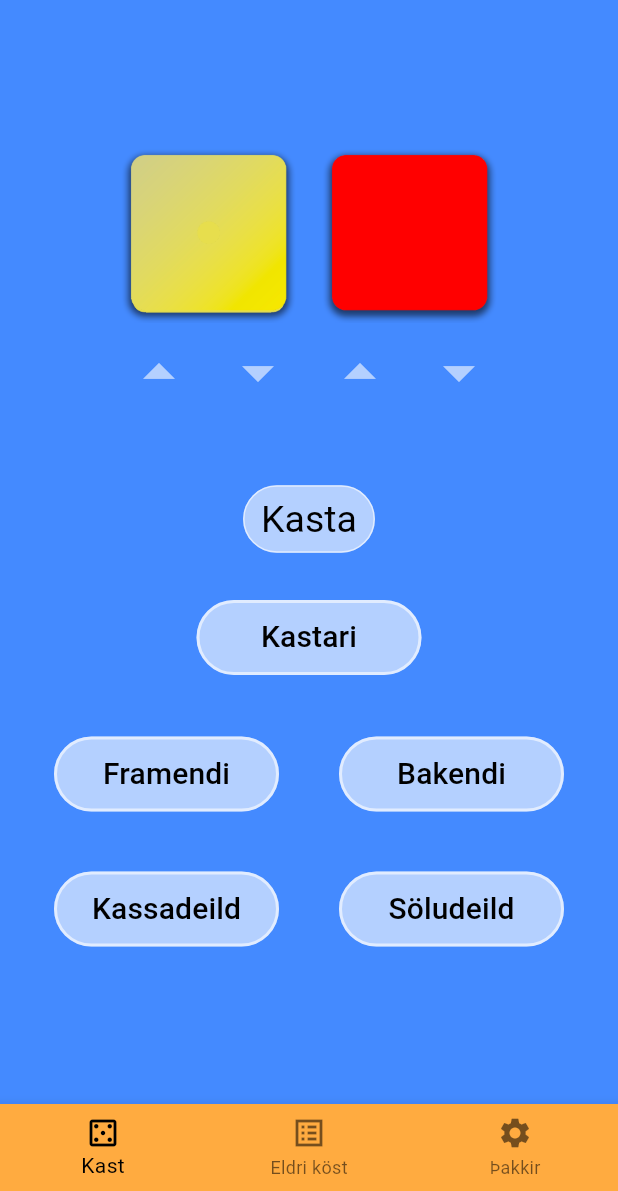
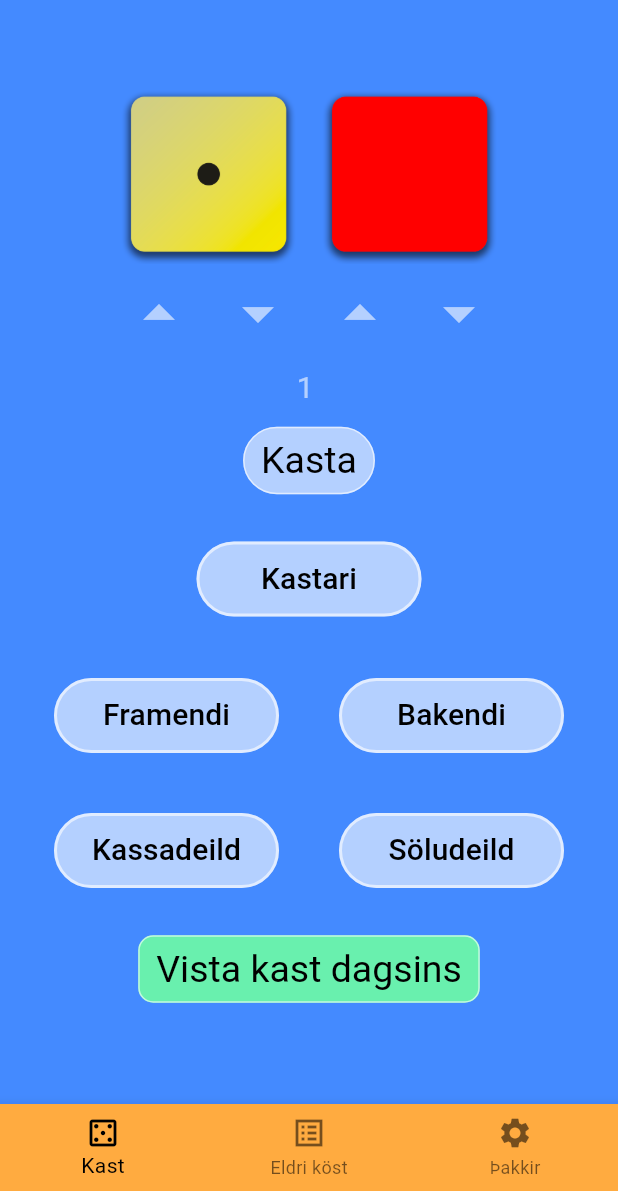
Before and after one commit to TomasGudna/lokaverkntv, a Flutter app: the screen it shows after launch, after a tap on the "arrow drop up" icon, on a phone screen of 412 x 824 dp, the part 45-1236 px from its top. Run offline on Flutter 3.47's test engine with Material 3 defaults, Android fonts, the phone set to English and light mode, and no system bars; our stand-ins replace sqflite; accounts and stored records are empty.

Commit message:
update
aaaaaaaaaaa

```diff
--- a/lib/classes/classes.dart
+++ b/lib/classes/classes.dart
@@ -6,8 +6,6 @@ class DiceRollerObject {
   int? bluedice;
   int? greendice;
   String? nidurstada;
-
-
 }
 
 class VitniObject {
--- a/lib/save_container/container.dart
+++ b/lib/save_container/container.dart
@@ -2,7 +2,6 @@ import 'package:flutter/material.dart';
 import 'package:lokaverk/classes/classes.dart';
 import '../throwing/dice_roller.dart';
 import '../Vitni/Vitni.dart';
-
 
 class Save extends StatefulWidget {
   const Save({Key? key}) : super(key: key);
@@ -10,8 +9,6 @@ class Save extends StatefulWidget {
   @override
   _SaveState createState() => _SaveState();
 }
-
-
 
 class _SaveState extends State<Save> {
   int? yellowThrow;
@@ -25,38 +22,52 @@ class _SaveState extends State<Save> {
   String? kassaVitni;
   String? nidurstada;
 
-
   void updateDiceState(DiceRollerObject diceRoller) {
     setState(() {
-      yellowThrow = diceRoller?.yellowDiceRoll;
-      redThrow = diceRoller?.redDiceRoll;
-      greenThrow = diceRoller?.greendice;
-      blueThrow = diceRoller?.bluedice;
-      nidurstada = diceRoller?.nidurstada;
+      yellowThrow = diceRoller.yellowDiceRoll;
+      redThrow = diceRoller.redDiceRoll;
+      greenThrow = diceRoller.greendice;
+      blueThrow = diceRoller.bluedice;
+      nidurstada = diceRoller.nidurstada;
     });
-
   }
 
   void updateVitniState(VitniObject vitniSelect) {
     setState(() {
-      kastari = vitniSelect?.kastari;
-      framVitni = vitniSelect?.framendiVitni;
-      bakVitni = vitniSelect?.bakendiVitni;
-      soluVitni = vitniSelect?.soludeildVitni;
-      kassaVitni = vitniSelect?.kassadeildVitni;
+      kastari = vitniSelect.kastari;
+      framVitni = vitniSelect.framendiVitni;
+      bakVitni = vitniSelect.bakendiVitni;
+      soluVitni = vitniSelect.soludeildVitni;
+      kassaVitni = vitniSelect.kassadeildVitni;
     });
   }
-
-
-
 
   @override
   Widget build(BuildContext context) {
     return SingleChildScrollView(
       child: Column(
         children: [
-          DiceRoller(updateParentState: (DiceRollerObject ) {  },),
+          DiceRoller(updateParentState: updateDiceState),
           Vitni(updateParentState: updateVitniState),
+          SizedBox(height: 10),
+          TextButton(
+            onPressed: () {},
+            style: TextButton.styleFrom(
+                foregroundColor: Colors.white60,
+                textStyle: const TextStyle(
+                  fontSize: 25,
+                ),
+                shape: RoundedRectangleBorder(
+                  borderRadius: BorderRadius.circular(10),
+                  side: const BorderSide(color: Colors.white60),
+                ),
+                backgroundColor: Colors.greenAccent),
+            child: const Text(
+              "Vista kast dagsins",
+              style: TextStyle(color: Colors.black),
+            ),
+          ),
+          SizedBox(height: 20),
         ],
       ),
     );
--- a/lib/throwing/dice_roller.dart
+++ b/lib/throwing/dice_roller.dart
@@ -18,25 +18,49 @@ class DiceRoller extends StatefulWidget {
 }
 
 class _DiceRollerState extends State<DiceRoller> {
-  DiceRollerObject? diceRollerObject;
+  DiceRollerObject diceRollerObject = new DiceRollerObject();
+  int yellowRedSum = 0;
+  String yellowRedNidurstada = '';
+  String greenBlueNidurstada = '';
+
+
+  /*
+  void getNidurstada() {
+    yellowRedSum == 2 || yellowRedSum == 12
+        ? '$yellowRedSum (${DiceLogic.nidurstodur(diceRollerObject.yellowDiceRoll ?? 0, diceRollerObject.redDiceRoll ?? 0)}) (${blueGreenResult})'
+        : '${yellowRedSum != 0 ? yellowRedSum : ''} ${diceRollerObject.yellowDiceRoll != null && diceRollerObject.redDiceRoll != null ? DiceLogic.nidurstodur(diceRollerObject.yellowDiceRoll ?? 0, diceRollerObject.redDiceRoll ?? 0) : ''}',
+  }
+
+   */
+
+
 
 
   void rollDice() {
+      if ((diceRollerObject.yellowDiceRoll ?? 0) + (diceRollerObject.redDiceRoll ?? 0) == 2 ||
+          (diceRollerObject.yellowDiceRoll ?? 0) + (diceRollerObject.redDiceRoll ?? 0) == 12) {
+        // green and blue dice roll
+        diceRollerObject.greendice = randomizer.nextInt(6) + 1;
+        diceRollerObject.bluedice = randomizer.nextInt(6) + 1;
+        greenBlueNidurstada = DiceLogic.newDiceLogic(diceRollerObject.greendice ?? 0, diceRollerObject.bluedice ?? 0);
+      } else {
+        // yellow and red dice roll
+        diceRollerObject.yellowDiceRoll = randomizer.nextInt(6) + 1;
+        diceRollerObject.redDiceRoll = randomizer.nextInt(6) + 1;
+        yellowRedSum = (diceRollerObject.yellowDiceRoll ?? 0) + (diceRollerObject.redDiceRoll ?? 0);
+        yellowRedNidurstada = DiceLogic.nidurstodur(diceRollerObject.yellowDiceRoll ?? 0, diceRollerObject.redDiceRoll ?? 0);
+      }
+/*
     setState(() {
-      if ((diceRollerObject?.yellowDiceRoll ?? 0) + (diceRollerObject?.redDiceRoll ?? 0) == 2 ||
-          (diceRollerObject?.yellowDiceRoll ?? 0) + (diceRollerObject?.redDiceRoll ?? 0) == 12) {
-        diceRollerObject?.greendice = randomizer.nextInt(6) + 1;
-        diceRollerObject?.bluedice = randomizer.nextInt(6) + 1;
-      } else {
-        diceRollerObject?.yellowDiceRoll = randomizer.nextInt(6) + 1;
-        diceRollerObject?.redDiceRoll = randomizer.nextInt(6) + 1;
-      }
+      diceRollerObject = diceRollerObject;
+      yellowRedSum = yellowRedSum;
     });
 
-    setState(() {
+ */
 
-    });
-    widget.updateParentState(diceRollerObject!);
+      diceRollerObject.nidurstada = yellowRedNidurstada + greenBlueNidurstada;
+      widget.updateParentState(diceRollerObject);
+
   }
 
 
@@ -44,15 +68,15 @@ class _DiceRollerState extends State<DiceRoller> {
 
   @override
   Widget build(BuildContext context) {
-    final yellowRedSum = (diceRollerObject?.yellowDiceRoll ?? 0) + (diceRollerObject?.redDiceRoll ?? 0);
+    final yellowRedSum = (diceRollerObject.yellowDiceRoll ?? 0) + (diceRollerObject.redDiceRoll ?? 0);
     String blueGreenResult = "";
 
     if (yellowRedSum == 2 || yellowRedSum == 12) {
-      blueGreenResult = DiceLogic.newDiceLogic(diceRollerObject?.bluedice ?? 0, diceRollerObject?.greendice ?? 0);
+      blueGreenResult = DiceLogic.newDiceLogic(diceRollerObject.bluedice ?? 0, diceRollerObject.greendice ?? 0);
     }
 
-    bool yellowRedDoubles = diceRollerObject?.yellowDiceRoll != null && diceRollerObject?.redDiceRoll != null && diceRollerObject?.yellowDiceRoll == diceRollerObject?.redDiceRoll;
-    bool blueGreenDoubles = diceRollerObject?.bluedice != null && diceRollerObject?.greendice != null && diceRollerObject?.bluedice == diceRollerObject?.greendice;
+    bool yellowRedDoubles = diceRollerObject.yellowDiceRoll != null && diceRollerObject.redDiceRoll != null && diceRollerObject.yellowDiceRoll == diceRollerObject.redDiceRoll;
+    bool blueGreenDoubles = diceRollerObject.bluedice != null && diceRollerObject.greendice != null && diceRollerObject.bluedice == diceRollerObject.greendice;
     String doublesText = yellowRedDoubles ? (blueGreenDoubles ? "DOUBLE DOUBLES!" : "DOUBLES!") : "";
 
     return Container(
@@ -65,8 +89,8 @@ class _DiceRollerState extends State<DiceRoller> {
               Column(
                 children: [
                   Image.asset(
-                    diceRollerObject?.yellowDiceRoll != null
-                        ? "assets/images/yellowDiceRoll-${diceRollerObject?.yellowDiceRoll}.png"
+                    diceRollerObject.yellowDiceRoll != null
+                        ? "assets/images/yellowDiceRoll-${diceRollerObject.yellowDiceRoll}.png"
                         : "assets/images/yellowblank.png",
                     width: 120,
                   ),
@@ -75,7 +99,7 @@ class _DiceRollerState extends State<DiceRoller> {
                       IconButton(
                         onPressed: () {
                           setState(() {
-                            diceRollerObject?.yellowDiceRoll = ((diceRollerObject?.yellowDiceRoll ?? 0) + 1).clamp(1, 6);
+                            diceRollerObject.yellowDiceRoll = ((diceRollerObject.yellowDiceRoll ?? 0) + 1).clamp(1, 6);
                           });
                         },
                         icon: const Icon(
@@ -87,7 +111,7 @@ class _DiceRollerState extends State<DiceRoller> {
                       IconButton(
                         onPressed: () {
                           setState(() {
-                            diceRollerObject?.yellowDiceRoll = ((diceRollerObject?.yellowDiceRoll ?? 0) - 1).clamp(1, 6);
+                            diceRollerObject.yellowDiceRoll = ((diceRollerObject.yellowDiceRoll ?? 0) - 1).clamp(1, 6);
                           });
                         },
                         icon: const Icon(
@@ -104,8 +128,8 @@ class _DiceRollerState extends State<DiceRoller> {
               Column(
                 children: [
                   Image.asset(
-                    diceRollerObject?.redDiceRoll != null
-                        ? "assets/images/redDiceRoll-${diceRollerObject?.redDiceRoll}.png"
+                    diceRollerObject.redDiceRoll != null
+                        ? "assets/images/redDiceRoll-${diceRollerObject.redDiceRoll}.png"
                         : "assets/images/redblank.png",
                     width: 120,
                   ),
@@ -114,7 +138,7 @@ class _DiceRollerState extends State<DiceRoller> {
                       IconButton(
                         onPressed: () {
                           setState(() {
-                            diceRollerObject?.redDiceRoll = ((diceRollerObject?.redDiceRoll ?? 0) + 1).clamp(1, 6);
+                            diceRollerObject.redDiceRoll = ((diceRollerObject.redDiceRoll ?? 0) + 1).clamp(1, 6);
                           });
                         },
                         icon: const Icon(
@@ -126,7 +150,7 @@ class _DiceRollerState extends State<DiceRoller> {
                       IconButton(
                         onPressed: () {
                           setState(() {
-                            diceRollerObject?.redDiceRoll = ((diceRollerObject?.redDiceRoll ?? 0) - 1).clamp(1, 6);
+                            diceRollerObject.redDiceRoll = ((diceRollerObject.redDiceRoll ?? 0) - 1).clamp(1, 6);
                           });
                         },
                         icon: const Icon(
@@ -151,8 +175,8 @@ class _DiceRollerState extends State<DiceRoller> {
                     Column(
                       children: [
                         Image.asset(
-                          diceRollerObject?.greendice != null
-                              ? "assets/images/greendice-${diceRollerObject?.greendice}.png"
+                          diceRollerObject.greendice != null
+                              ? "assets/images/greendice-${diceRollerObject.greendice}.png"
                               : "assets/images/greenblank.png",
                           width: 120,
                         ),
@@ -161,7 +185,7 @@ class _DiceRollerState extends State<DiceRoller> {
                             IconButton(
                               onPressed: () {
                                 setState(() {
-                                  diceRollerObject?.greendice = ((diceRollerObject?.greendice ?? 0) + 1).clamp(1, 6);
+                                  diceRollerObject.greendice = ((diceRollerObject.greendice ?? 0) + 1).clamp(1, 6);
                                 });
                               },
                               icon: const Icon(
@@ -173,7 +197,7 @@ class _DiceRollerState extends State<DiceRoller> {
                             IconButton(
                               onPressed: () {
                                 setState(() {
-                                  diceRollerObject?.greendice = ((diceRollerObject?.greendice ?? 0) - 1).clamp(1, 6);
+                                  diceRollerObject.greendice = ((diceRollerObject.greendice ?? 0) - 1).clamp(1, 6);
                                 });
                               },
                               icon: const Icon(
@@ -190,8 +214,8 @@ class _DiceRollerState extends State<DiceRoller> {
                     Column(
                       children: [
                         Image.asset(
-                          diceRollerObject?.bluedice != null
-                              ? "assets/images/bluedice-${diceRollerObject?.bluedice}.png"
+                          diceRollerObject.bluedice != null
+                              ? "assets/images/bluedice-${diceRollerObject.bluedice}.png"
                               : "assets/images/blueblank.png",
                           width: 120,
                         ),
@@ -200,7 +224,7 @@ class _DiceRollerState extends State<DiceRoller> {
                             IconButton(
                               onPressed: () {
                                 setState(() {
-                                  diceRollerObject?.bluedice = ((diceRollerObject?.bluedice ?? 0) + 1).clamp(1, 6);
+                                  diceRollerObject.bluedice = ((diceRollerObject.bluedice ?? 0) + 1).clamp(1, 6);
                                 });
                               },
                               icon: const Icon(
@@ -212,7 +236,7 @@ class _DiceRollerState extends State<DiceRoller> {
                             IconButton(
                               onPressed: () {
                                 setState(() {
-                                  diceRollerObject?.bluedice = ((diceRollerObject?.bluedice ?? 0) - 1).clamp(1, 6);
+                                  diceRollerObject.bluedice = ((diceRollerObject.bluedice ?? 0) - 1).clamp(1, 6);
                                 });
                               },
                               icon: const Icon(
@@ -233,8 +257,8 @@ class _DiceRollerState extends State<DiceRoller> {
           const SizedBox(height: 1),
           Text(
             yellowRedSum == 2 || yellowRedSum == 12
-                ? '$yellowRedSum (${DiceLogic.nidurstodur(diceRollerObject?.yellowDiceRoll ?? 0, diceRollerObject?.redDiceRoll ?? 0)}) (${blueGreenResult})'
-                : '${yellowRedSum != 0 ? yellowRedSum : ''} ${diceRollerObject?.yellowDiceRoll != null && diceRollerObject?.redDiceRoll != null ? DiceLogic.nidurstodur(diceRollerObject?.yellowDiceRoll ?? 0, diceRollerObject?.redDiceRoll ?? 0) : ''}',
+                ? '$yellowRedSum (${DiceLogic.nidurstodur(diceRollerObject.yellowDiceRoll ?? 0, diceRollerObject.redDiceRoll ?? 0)}) (${blueGreenResult})'
+                : '${yellowRedSum != 0 ? yellowRedSum : ''} ${diceRollerObject.yellowDiceRoll != null && diceRollerObject.redDiceRoll != null ? DiceLogic.nidurstodur(diceRollerObject.yellowDiceRoll ?? 0, diceRollerObject.redDiceRoll ?? 0) : ''}',
             style: const TextStyle(fontSize: 20, color: Colors.white60),
           ),
           if (doublesText.isNotEmpty)
```
